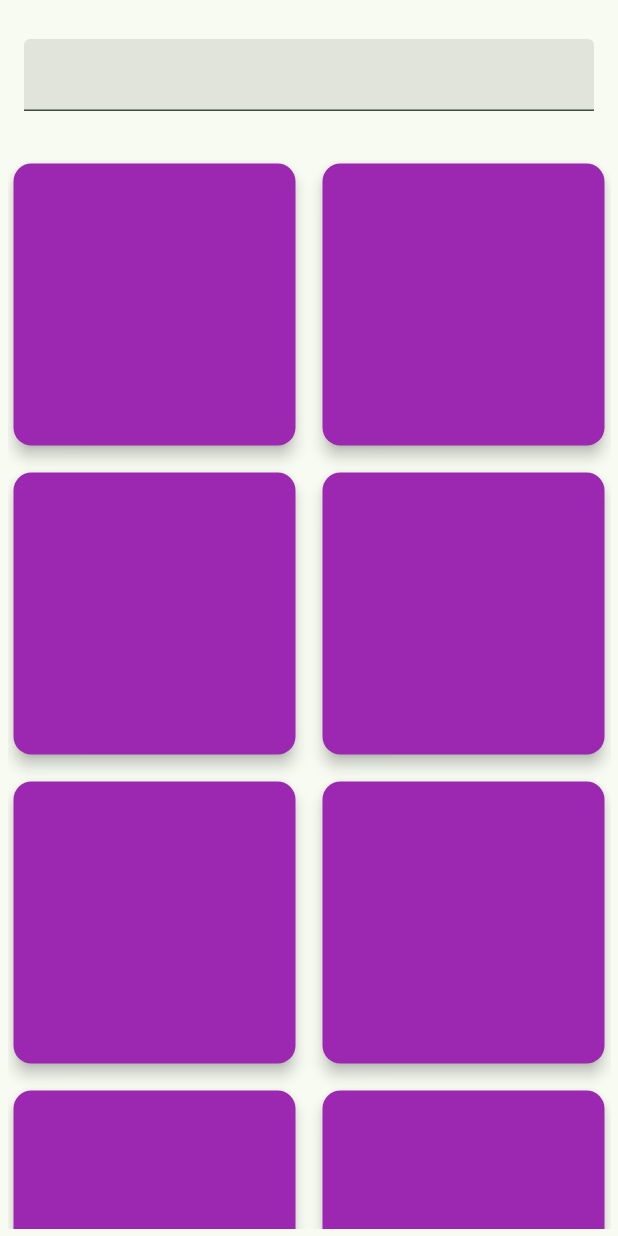
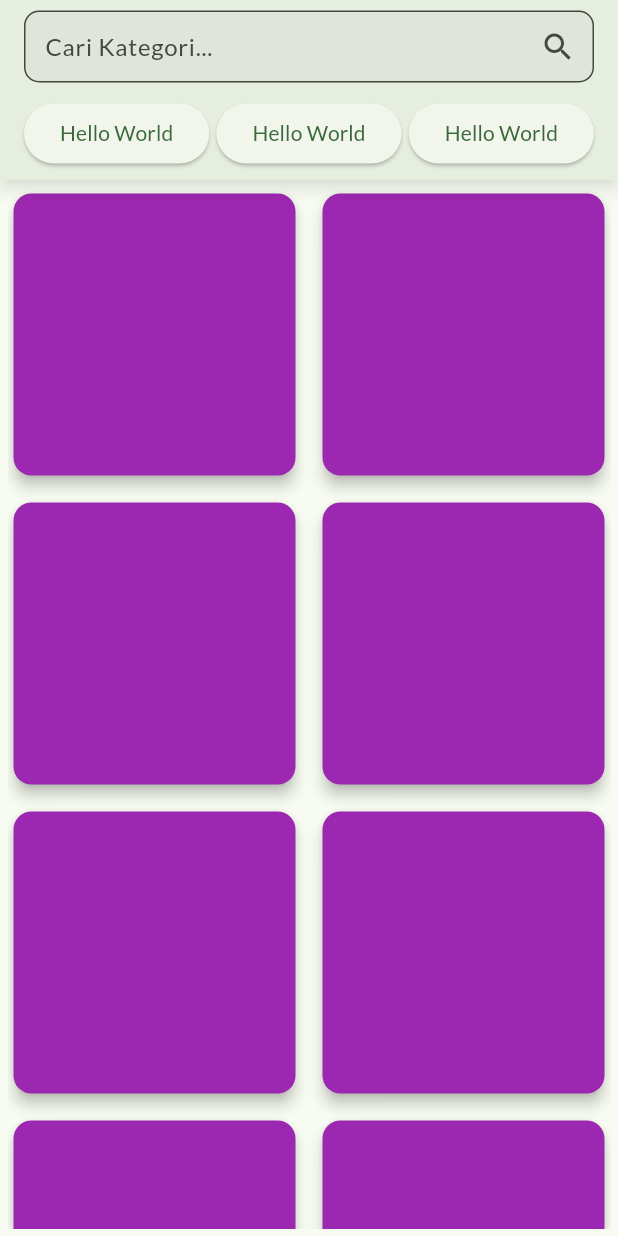
Before and after one commit to IvanSholana/recipe_app, a Flutter app: the screen it shows after launch, on a phone screen of 412 x 824 dp. Run offline on Flutter 3.47's test engine with Material 2 defaults, Android fonts, the phone set to English and light mode, and no system bars; our stand-ins replace google_fonts.

Commit message:
add app bar

```diff
--- a/lib/screens/home_screen.dart
+++ b/lib/screens/home_screen.dart
@@ -15,13 +15,41 @@ class _HomeScreenState extends State<HomeScreen> {
   Widget build(BuildContext context) {
     return Scaffold(
       appBar: AppBar(
-        toolbarHeight: 100,
+        elevation: 4,
+        shadowColor: Colors.black45,
+        toolbarHeight: 120,
         title: Column(
           children: [
             TextField(
-                decoration: InputDecoration(
-              filled: true,
-            )),
+              decoration: InputDecoration(
+                filled: true,
+                hintText: "Cari Kategori...",
+                suffixIcon: Icon(Icons.search),
+                contentPadding:
+                    EdgeInsets.symmetric(vertical: 5, horizontal: 10),
+                border: OutlineInputBorder(
+                  borderRadius: BorderRadius.circular(10),
+                ),
+              ),
+            ),
+            SizedBox(height: 10),
+            Row(
+              mainAxisAlignment: MainAxisAlignment.spaceBetween,
+              children: [
+                ElevatedButton(
+                  onPressed: () {},
+                  child: Text("Hello World"),
+                ),
+                ElevatedButton(
+                  onPressed: () {},
+                  child: Text("Hello World"),
+                ),
+                ElevatedButton(
+                  onPressed: () {},
+                  child: Text("Hello World"),
+                )
+              ],
+            )
           ],
         ),
       ),
```
